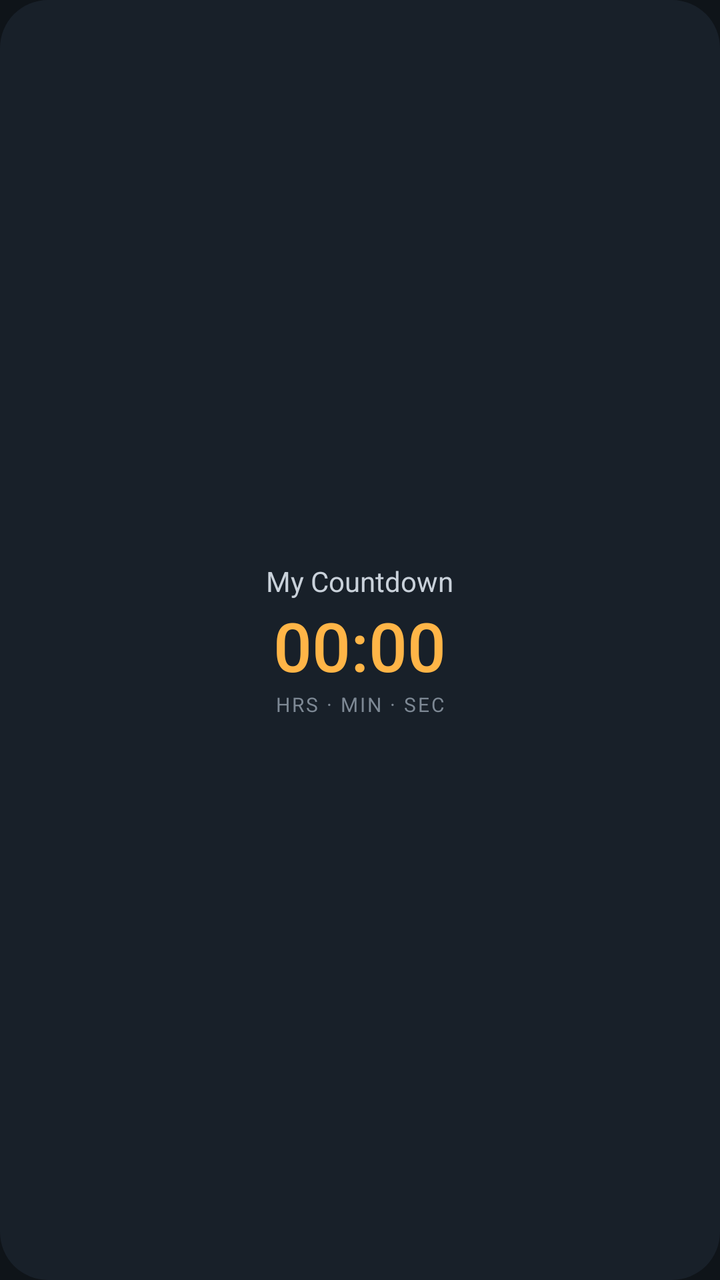
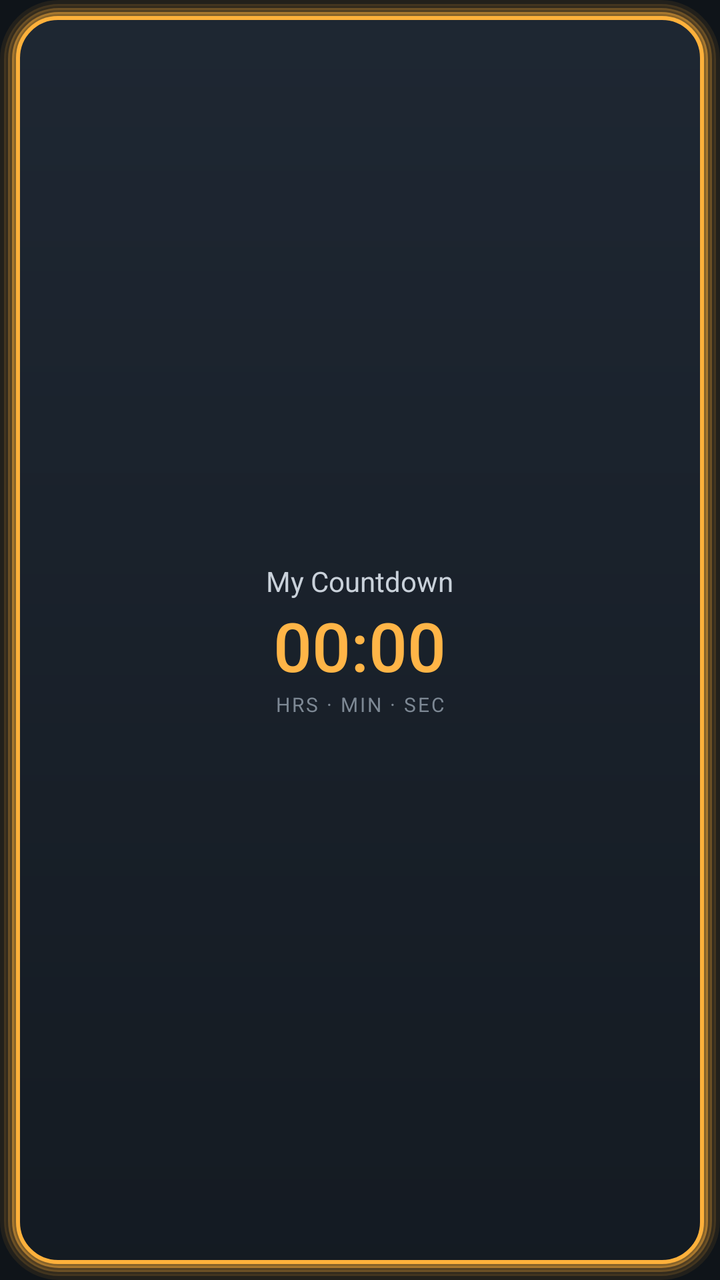

An Android layout rendered at two revisions. The XML below is the earlier revision; the diff shows what the commit changed to produce the second picture.
<!-- AndroidManifest.xml: application theme AppTheme -->
<!-- res/layout/widget_countdown.xml -->
<?xml version="1.0" encoding="utf-8"?>
<LinearLayout xmlns:android="http://schemas.android.com/apk/res/android"
    android:id="@+id/widget_root"
    android:layout_width="match_parent"
    android:layout_height="match_parent"
    android:background="@drawable/widget_bg"
    android:gravity="center"
    android:orientation="vertical"
    android:padding="12dp">

    <TextView
        android:id="@+id/widget_title"
        android:layout_width="wrap_content"
        android:layout_height="wrap_content"
        android:ellipsize="end"
        android:maxLines="1"
        android:text="My Countdown"
        android:textColor="@color/text_secondary"
        android:textSize="14sp" />

    <Chronometer
        android:id="@+id/widget_chrono"
        android:layout_width="wrap_content"
        android:layout_height="wrap_content"
        android:countDown="true"
        android:fontFamily="sans-serif-medium"
        android:fontFeatureSettings="tnum"
        android:maxLines="1"
        android:textColor="@color/accent"
        android:textSize="34sp" />

    <TextView
        android:id="@+id/widget_units"
        android:layout_width="wrap_content"
        android:layout_height="wrap_content"
        android:letterSpacing="0.1"
        android:text="HRS · MIN · SEC"
        android:textColor="@color/text_muted"
        android:textSize="10sp" />

    <TextView
        android:id="@+id/widget_message"
        android:layout_width="wrap_content"
        android:layout_height="wrap_content"
        android:layout_marginTop="4dp"
        android:text="Tap to set a date"
        android:textColor="@color/accent"
        android:textSize="20sp"
        android:visibility="gone" />
</LinearLayout>
<!-- resources referenced by this layout -->
<resources>
  <color name="accent">#FFB547</color>
  <color name="text_muted">#7D8894</color>
  <color name="text_secondary">#C9D1DA</color>
  <!-- drawable widget_bg (drawable) -->
  <?xml version="1.0" encoding="utf-8"?>
  <shape xmlns:android="http://schemas.android.com/apk/res/android" android:shape="rectangle">
      <solid android:color="@color/widget" />
      <corners android:radius="24dp" />
  </shape>
  <style name="AppTheme" parent="@android:style/Theme.Material.NoActionBar">
          <item name="android:colorAccent">@color/accent</item>
          <item name="android:colorPrimary">@color/bg</item>
          <item name="android:colorPrimaryDark">@color/bg</item>
          <item name="android:statusBarColor">@color/bg</item>
          <item name="android:navigationBarColor">@color/bg</item>
          <item name="android:windowBackground">@color/bg</item>
          <item name="android:windowOptOutEdgeToEdgeEnforcement">true</item>
      </style>
  <color name="widget">#E61A222C</color>
  <color name="bg">#0F1419</color>
</resources>

<!-- the commit's change to res/layout/widget_countdown.xml (unified diff, before → after) -->
@@ -3,10 +3,10 @@
     android:id="@+id/widget_root"
     android:layout_width="match_parent"
     android:layout_height="match_parent"
-    android:background="@drawable/widget_bg"
+    android:background="@drawable/glow_legendary"
     android:gravity="center"
     android:orientation="vertical"
-    android:padding="12dp">
+    android:padding="18dp">
 
     <TextView
         android:id="@+id/widget_title"
<!-- resource entries referenced after the edit -->
@@ -3,12 +3,29 @@
   <color name="accent">#FFB547</color>
   <color name="text_muted">#7D8894</color>
   <color name="text_secondary">#C9D1DA</color>
-  <!-- drawable widget_bg (drawable) -->
+  <!-- drawable glow_legendary (drawable) -->
   <?xml version="1.0" encoding="utf-8"?>
-  <shape xmlns:android="http://schemas.android.com/apk/res/android" android:shape="rectangle">
-      <solid android:color="@color/widget" />
-      <corners android:radius="24dp" />
-  </shape>
+  <layer-list xmlns:android="http://schemas.android.com/apk/res/android">
+      <item>
+          <shape><corners android:radius="28dp" /><stroke android:width="3dp" android:color="#14FFB13B" /></shape>
+      </item>
+      <item android:bottom="2dp" android:left="2dp" android:right="2dp" android:top="2dp">
+          <shape><corners android:radius="26dp" /><stroke android:width="3dp" android:color="#26FFB13B" /></shape>
+      </item>
+      <item android:bottom="4dp" android:left="4dp" android:right="4dp" android:top="4dp">
+          <shape><corners android:radius="24dp" /><stroke android:width="3dp" android:color="#47FFB13B" /></shape>
+      </item>
+      <item android:bottom="6dp" android:left="6dp" android:right="6dp" android:top="6dp">
+          <shape><corners android:radius="22dp" /><stroke android:width="3dp" android:color="#80FFB13B" /></shape>
+      </item>
+      <item android:bottom="8dp" android:left="8dp" android:right="8dp" android:top="8dp">
+          <shape>
+              <gradient android:angle="270" android:startColor="#F21F2733" android:endColor="#F2141A22" />
+              <corners android:radius="20dp" />
+              <stroke android:width="2dp" android:color="#FFFFB13B" />
+          </shape>
+      </item>
+  </layer-list>
   <style name="AppTheme" parent="@android:style/Theme.Material.NoActionBar">
           <item name="android:colorAccent">@color/accent</item>
           <item name="android:colorPrimary">@color/bg</item>
@@ -18,7 +35,6 @@
           <item name="android:windowBackground">@color/bg</item>
           <item name="android:windowOptOutEdgeToEdgeEnforcement">true</item>
       </style>
-  <color name="widget">#E61A222C</color>
   <color name="bg">#0F1419</color>
 </resources>
 
